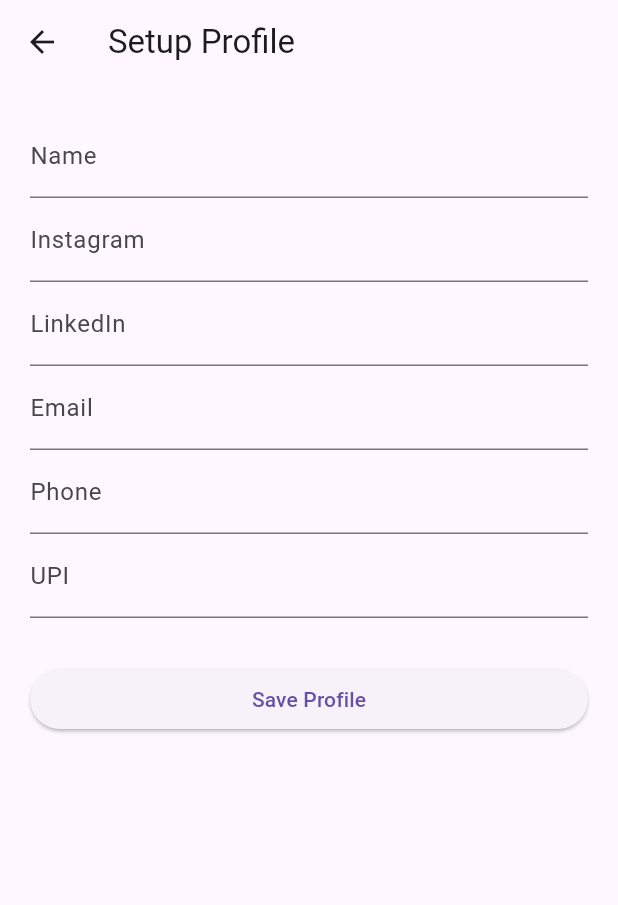
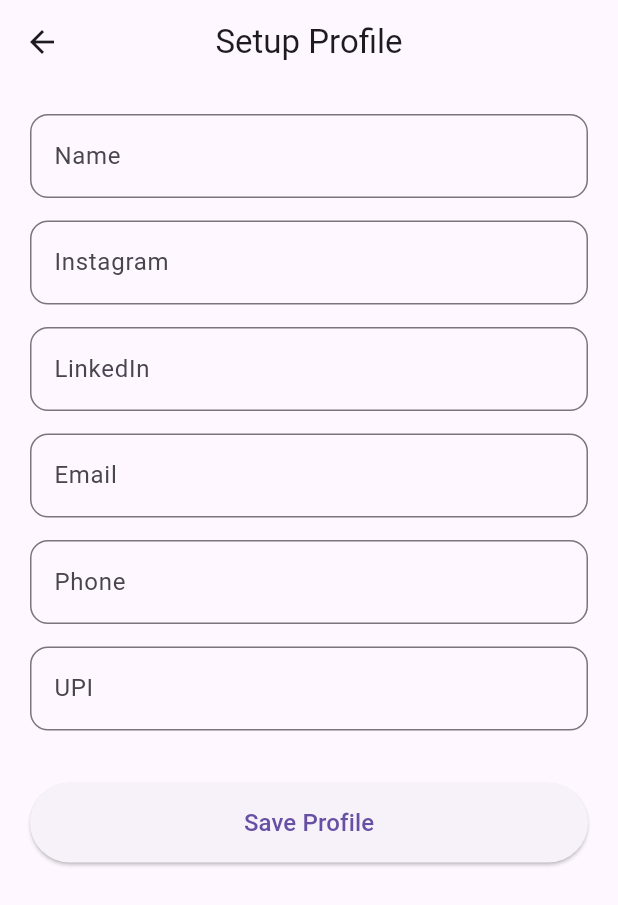
Before and after one commit to aaaayuuuushhh/NFC_tapdrop, a Flutter app: the ProfileSetupScreen screen opened by its route, on a phone screen of 412 x 824 dp. Shown: the top 905 px of the screen. Run offline on Flutter 3.47's test engine with Material 3 defaults, Android fonts, the phone set to English and light mode, and no system bars; our stand-ins replace device_info_plus, shared_preferences; missing offline and left inert: nfc_manager; accounts and stored records are empty.

Commit message:
Working NFC flow + profile + connection + trust + exchange screens

```diff
--- a/lib/screens/profile_setup_screen.dart
+++ b/lib/screens/profile_setup_screen.dart
@@ -18,66 +18,89 @@ class _ProfileSetupScreenState extends State<ProfileSetupScreen> {
   final phoneController = TextEditingController();
   final upiController = TextEditingController();
 
-  void saveProfile() {
+  // 🔥 SAVE PROFILE
+  Future<void> saveProfile() async {
+
+    if (nameController.text.trim().isEmpty) {
+      ScaffoldMessenger.of(context).showSnackBar(
+        const SnackBar(content: Text("Name is required")),
+      );
+      return;
+    }
+
     final profile = ProfileModel(
-      id: DateTime.now().toString(),
-      name: nameController.text,
-      instagram: instagramController.text,
-      linkedin: linkedinController.text,
-      email: emailController.text,
-      phone: phoneController.text,
-      upi: upiController.text,
+      id: DateTime.now().millisecondsSinceEpoch.toString(),
+      name: nameController.text.trim(),
+      instagram: instagramController.text.trim(),
+      linkedin: linkedinController.text.trim(),
+      email: emailController.text.trim(),
+      phone: phoneController.text.trim(),
+      upi: upiController.text.trim(),
     );
 
-    ProfileService.saveProfile(profile);
+    await ProfileService.saveProfile(profile);
 
-    Navigator.pushReplacementNamed(context, "/"); // go back to home
+    if (!mounted) return;
+
+    Navigator.pushReplacementNamed(context, "/");
+  }
+
+  @override
+  void dispose() {
+    nameController.dispose();
+    instagramController.dispose();
+    linkedinController.dispose();
+    emailController.dispose();
+    phoneController.dispose();
+    upiController.dispose();
+    super.dispose();
+  }
+
+  Widget buildTextField(String label, TextEditingController controller) {
+    return Padding(
+      padding: const EdgeInsets.only(bottom: 15),
+      child: TextField(
+        controller: controller,
+        decoration: InputDecoration(
+          labelText: label,
+          border: OutlineInputBorder(
+            borderRadius: BorderRadius.circular(12),
+          ),
+        ),
+      ),
+    );
   }
 
   @override
   Widget build(BuildContext context) {
     return Scaffold(
-      appBar: AppBar(title: const Text("Setup Profile")),
+      appBar: AppBar(
+        title: const Text("Setup Profile"),
+        centerTitle: true,
+      ),
       body: Padding(
         padding: const EdgeInsets.all(20),
         child: ListView(
           children: [
 
-            TextField(
-              controller: nameController,
-              decoration: const InputDecoration(labelText: "Name"),
-            ),
+            buildTextField("Name", nameController),
+            buildTextField("Instagram", instagramController),
+            buildTextField("LinkedIn", linkedinController),
+            buildTextField("Email", emailController),
+            buildTextField("Phone", phoneController),
+            buildTextField("UPI", upiController),
 
-            TextField(
-              controller: instagramController,
-              decoration: const InputDecoration(labelText: "Instagram"),
-            ),
-
-            TextField(
-              controller: linkedinController,
-              decoration: const InputDecoration(labelText: "LinkedIn"),
-            ),
-
-            TextField(
-              controller: emailController,
-              decoration: const InputDecoration(labelText: "Email"),
-            ),
-
-            TextField(
-              controller: phoneController,
-              decoration: const InputDecoration(labelText: "Phone"),
-            ),
-
-            TextField(
-              controller: upiController,
-              decoration: const InputDecoration(labelText: "UPI"),
-            ),
-
-            const SizedBox(height: 30),
+            const SizedBox(height: 20),
 
             ElevatedButton(
               onPressed: saveProfile,
-              child: const Text("Save Profile"),
+              style: ElevatedButton.styleFrom(
+                padding: const EdgeInsets.symmetric(vertical: 15),
+              ),
+              child: const Text(
+                "Save Profile",
+                style: TextStyle(fontSize: 16),
+              ),
             ),
           ],
         ),
--- a/pubspec.yaml
+++ b/pubspec.yaml
@@ -34,7 +34,7 @@ dependencies:
   cupertino_icons: ^1.0.8
   nfc_manager: ^4.1.1
   file_picker: ^10.3.10
-  shared_preferences: ^2.5.4
+  shared_preferences: ^2.2.2
   device_info_plus: ^10.1.0
   url_launcher: ^6.3.2
 
```
Also changed, not shown: lib/main.dart (+9 -1 lines), lib/models/device_model.dart (+44 -3 lines), lib/models/profile_model.dart (+47 -18 lines), lib/screens/connection_screen.dart (+23 -24 lines), lib/screens/exchange_screen.dart (+77 -7 lines), lib/screens/home_screen.dart (+34 -32 lines), lib/screens/profile_card_screen.dart (+34 -23 lines), lib/screens/trust_screen.dart (+13 -4 lines), lib/services/device_service.dart (+35 -9 lines), lib/services/nfc_service.dart (+11 -10 lines), lib/services/profile_service.dart (+30 -7 lines), lib/services/trust_service.dart (+30 -6 lines).
